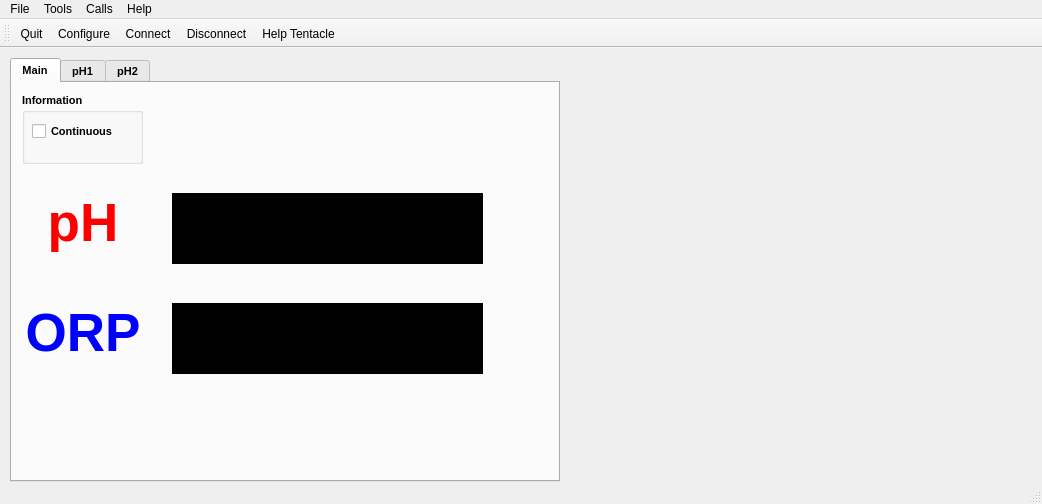
cskv/atlas-tentacle, file mainwindow.ui: the form before one commit.
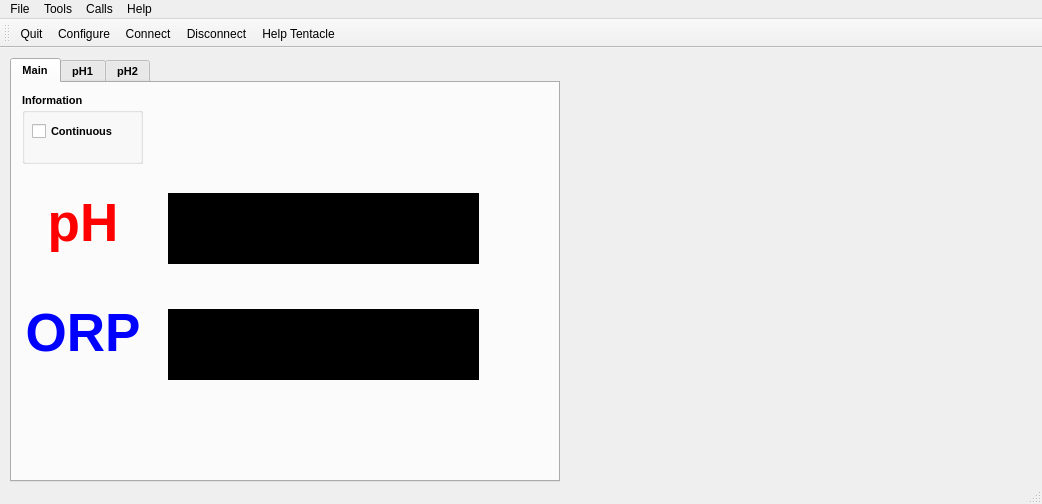
The form after the commit. Icons and pictures are not drawn.

Commit message: Shifted diplays a few pixels

```diff
--- a/mainwindow.ui
+++ b/mainwindow.ui
@@ -81,7 +81,7 @@
      <widget class="QLabel" name="pH1Label">
       <property name="geometry">
        <rect>
-        <x>160</x>
+        <x>156</x>
         <y>110</y>
         <width>311</width>
         <height>71</height>
@@ -154,8 +154,8 @@
      <widget class="QLabel" name="pH2Label">
       <property name="geometry">
        <rect>
-        <x>160</x>
-        <y>220</y>
+        <x>156</x>
+        <y>226</y>
         <width>311</width>
         <height>71</height>
        </rect>
```
